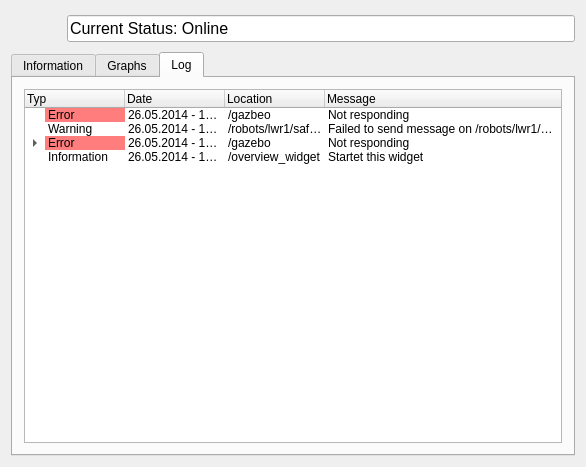
Old version of the form rqt_arni_gui_overview/resources/OverviewWidget.ui in the repository ROS-PSE/arni.
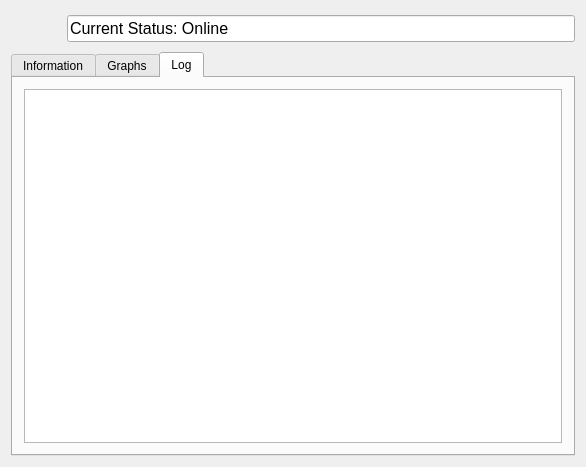
New version of the form. The open tabs and pages were chosen to show the change. Icons and pictures are not drawn.

Patch:
```diff
--- a/rqt_arni_gui_overview/resources/OverviewWidget.ui
+++ b/rqt_arni_gui_overview/resources/OverviewWidget.ui
@@ -199,143 +199,7 @@
         </attribute>
         <layout class="QHBoxLayout" name="horizontalLayout_5">
          <item>
-          <widget class="QTreeWidget" name="log_tab_tree_widget">
-           <column>
-            <property name="text">
-             <string>Typ</string>
-            </property>
-           </column>
-           <column>
-            <property name="text">
-             <string>Date</string>
-            </property>
-           </column>
-           <column>
-            <property name="text">
-             <string>Location</string>
-            </property>
-           </column>
-           <column>
-            <property name="text">
-             <string>Message</string>
-            </property>
-           </column>
-           <item>
-            <property name="text">
-             <string>Error</string>
-            </property>
-            <property name="background">
-             <brush brushstyle="SolidPattern">
-              <color alpha="130">
-               <red>255</red>
-               <green>0</green>
-               <blue>0</blue>
-              </color>
-             </brush>
-            </property>
-            <property name="text">
-             <string>26.05.2014 - 12:43:12</string>
-            </property>
-            <property name="text">
-             <string>/gazbeo</string>
-            </property>
-            <property name="text">
-             <string>Not responding</string>
-            </property>
-           </item>
-           <item>
-            <property name="text">
-             <string>Warning</string>
-            </property>
-            <property name="text">
-             <string>26.05.2014 - 12:40:35</string>
-            </property>
-            <property name="text">
-             <string>/robots/lwr1/safe_cartesian</string>
-            </property>
-            <property name="text">
-             <string>Failed to send message on /robots/lwr1/set_joints</string>
-            </property>
-           </item>
-           <item>
-            <property name="text">
-             <string>Error</string>
-            </property>
-            <property name="background">
-             <brush brushstyle="SolidPattern">
-              <color alpha="130">
-               <red>255</red>
-               <green>0</green>
-               <blue>0</blue>
-              </color>
-             </brush>
-            </property>
-            <property name="text">
-             <string>26.05.2014 - 12:40:28</string>
-            </property>
-            <property name="background">
-             <brush brushstyle="NoBrush">
-              <color alpha="0">
-               <red>255</red>
-               <green>0</green>
-               <blue>0</blue>
-              </color>
-             </brush>
-            </property>
-            <property name="text">
-             <string>/gazebo</string>
-            </property>
-            <property name="background">
-             <brush brushstyle="NoBrush">
-              <color alpha="200">
-               <red>0</red>
-               <green>0</green>
-               <blue>0</blue>
-              </color>
-             </brush>
-            </property>
-            <property name="text">
-             <string>Not responding</string>
-            </property>
-            <item>
-             <property name="text">
-              <string>Update</string>
-             </property>
-             <property name="background">
-              <brush brushstyle="SolidPattern">
-               <color alpha="140">
-                <red>0</red>
-                <green>150</green>
-                <blue>0</blue>
-               </color>
-              </brush>
-             </property>
-             <property name="text">
-              <string>26.05.2014 - 12:41:13</string>
-             </property>
-             <property name="text">
-              <string>/gazebo</string>
-             </property>
-             <property name="text">
-              <string>Responds again, normal functionality</string>
-             </property>
-            </item>
-           </item>
-           <item>
-            <property name="text">
-             <string>Information</string>
-            </property>
-            <property name="text">
-             <string>26.05.2014 - 12:38:12</string>
-            </property>
-            <property name="text">
-             <string>/overview_widget</string>
-            </property>
-            <property name="text">
-             <string>Startet this widget</string>
-            </property>
-           </item>
-          </widget>
+          <widget class="QTreeView" name="log_tab_tree_view"/>
          </item>
         </layout>
        </widget>
```
Left out of the diff: 16 changed lines with no effect on the pictures.
